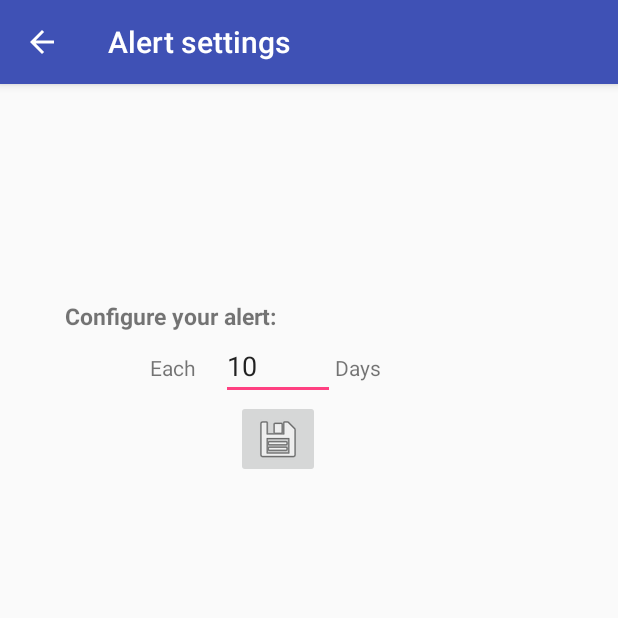
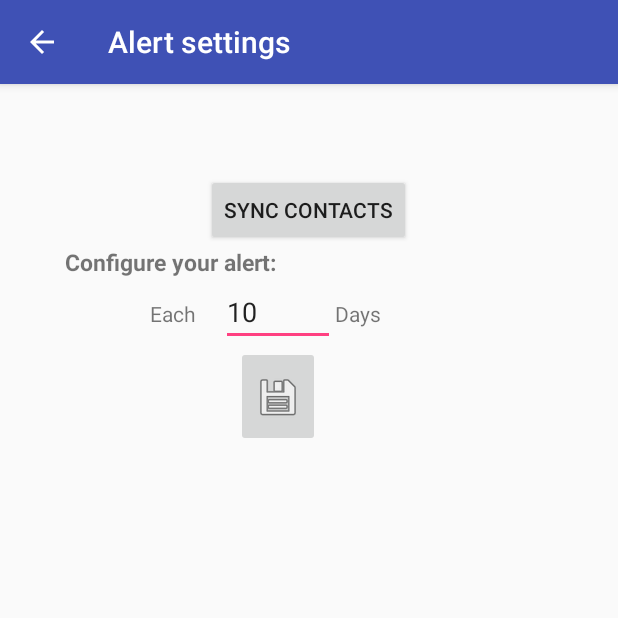
Before and after one commit to mnhmilu/POCTabedLayout, an Android app: the AlertLevelSettingsActivity screen opened directly, with no data from a screen before it, on a phone screen of 412 x 824 dp, the top half of it. Run offline under Robolectric (Android 15) with nearby library versions, the phone set to English and light mode, and no system bars.

```diff
--- a/app/src/main/java/com/mnhmilu/app/bondmaker/CustomAdapterLastCall.java
+++ b/app/src/main/java/com/mnhmilu/app/bondmaker/CustomAdapterLastCall.java
@@ -90,7 +90,7 @@ public class CustomAdapterLastCall extends BaseAdapter {
 
                 String addText="";
 
-                if(contactModelArrayList.get(position).getContact_tag()!=null && !contactModelArrayList.get(position).getContact_tag().equalsIgnoreCase(""))
+                if(contactModelArrayList.get(position).getContact_tag()!=null && !contactModelArrayList.get(position).getContact_tag().equalsIgnoreCase("") && !contactModelArrayList.get(position).getContact_tag().equalsIgnoreCase("Never Called"))
                 {
                     addText=contactModelArrayList.get(position).getName()+" ["+contactModelArrayList.get(position).getContact_tag()+"]";
                 }
@@ -110,7 +110,7 @@ public class CustomAdapterLastCall extends BaseAdapter {
                 }else
                 {
                     holder.tvelapsedDay.setText("-");
-                    holder.tvlastcalldate.setText("Never Called"+" Tag >> "+contactModelArrayList.get(position).getContact_tag());
+                    holder.tvlastcalldate.setText("Never Called");
                 }
 
             }
--- a/app/src/main/res/layout/activity_alert_level_settings.xml
+++ b/app/src/main/res/layout/activity_alert_level_settings.xml
@@ -23,16 +23,43 @@
 
     <include
         layout="@layout/content_alert_level_settings"
-        android:layout_width="match_parent" />
+        android:layout_width="match_parent"
+        android:layout_alignParentStart="true"
+        android:layout_alignParentTop="true" />
 
     <LinearLayout
         android:layout_width="match_parent"
         android:layout_height="match_parent"
         android:layout_alignParentStart="true"
         android:layout_marginStart="0dp"
-        android:layout_marginTop="200dp"
+        android:layout_marginTop="100dp"
         android:orientation="vertical">
 
+
+        <LinearLayout
+            android:layout_width="match_parent"
+            android:layout_height="wrap_content"
+            android:gravity="center"
+            android:orientation="vertical">
+
+            <ProgressBar
+                android:id="@+id/progressBarSettings"
+                style="?android:attr/progressBarStyleHorizontal"
+                android:layout_width="match_parent"
+                android:layout_height="wrap_content"
+                android:layout_alignParentStart="true"
+                android:layout_alignParentTop="true"
+                android:layout_weight="1" />
+
+            <Button
+                android:id="@+id/btnSyncContact"
+                android:layout_width="wrap_content"
+                android:layout_height="wrap_content"
+                android:layout_weight="1"
+                android:elevation="11dp"
+                android:text="Sync Contacts" />
+
+        </LinearLayout>
 
         <TextView
             android:id="@+id/textView4"
@@ -72,20 +99,21 @@
         </LinearLayout>
 
         <LinearLayout
-            android:layout_width="match_parent"
-            android:layout_height="wrap_content"
+            android:layout_width="377dp"
+            android:layout_height="131dp"
             android:orientation="horizontal"
             android:paddingLeft="40dp">
 
             <ImageButton
                 android:id="@+id/btnSubmitAlertLevel"
                 android:layout_width="wrap_content"
-                android:layout_height="wrap_content"
+                android:layout_height="67dp"
+                android:layout_alignParentBottom="true"
                 android:layout_alignParentStart="true"
-                android:layout_alignParentBottom="true"
+                android:layout_marginBottom="206dp"
                 android:layout_marginStart="117dp"
-                android:layout_marginBottom="206dp"
-                android:contentDescription="TODO" app:srcCompat="@android:drawable/ic_menu_save" />
+                android:contentDescription="TODO"
+                app:srcCompat="@android:drawable/ic_menu_save" />
 
             <!--    <Button
                 android:id="@+id/btnSubmitAlertLevel"
```
Also changed, not shown: app/src/main/java/com/mnhmilu/app/bondmaker/AlertLevelSettingsActivity.java (+128 -1 lines), app/src/main/java/com/mnhmilu/app/bondmaker/SQLiteDatabaseHandlerForStoreContacts.java (+34 -0 lines).
